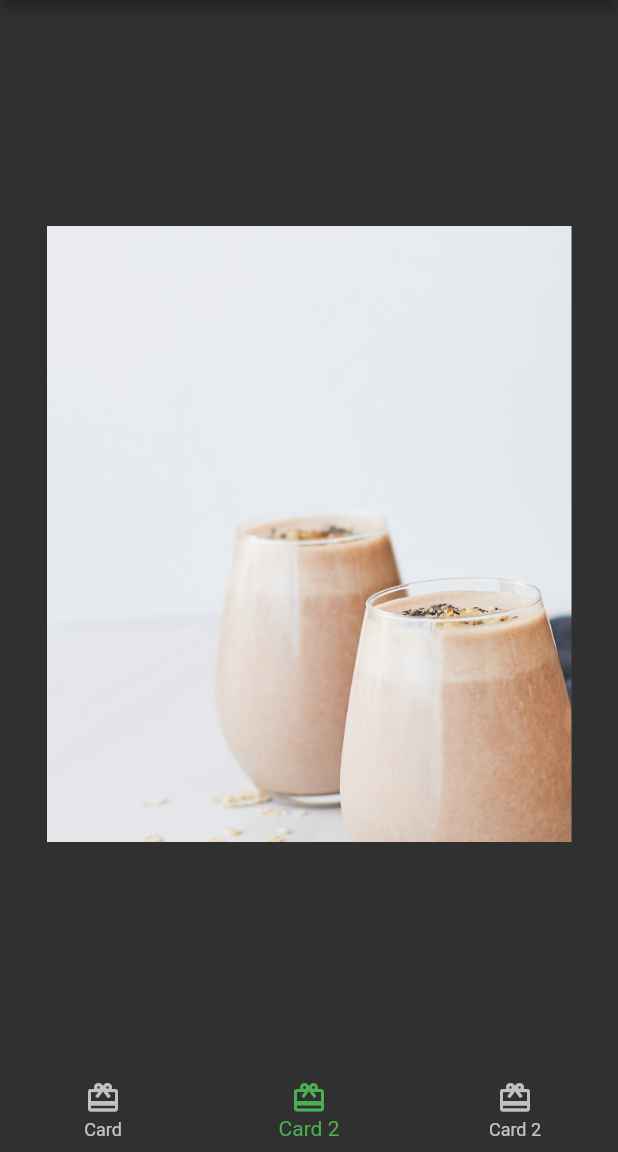
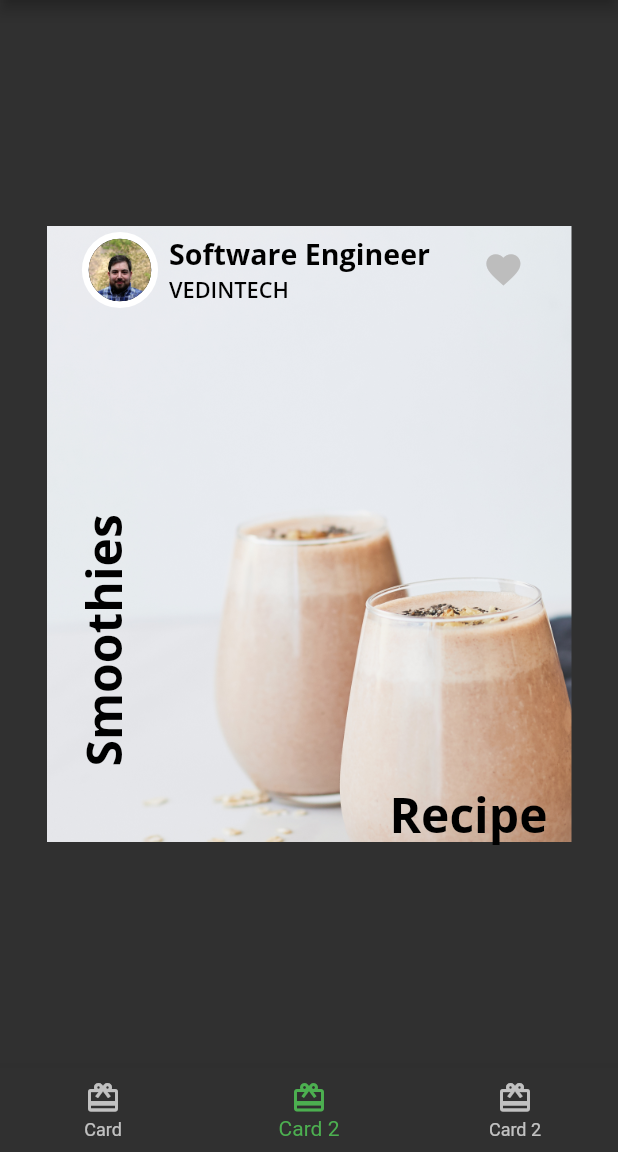
Before and after one commit to vedintech007/fooderlich, a Flutter app: the screen it shows after launch, item 2 of the bottom bar chosen, on a phone screen of 412 x 824 dp, the part 84-1236 px from its top. Run offline on Flutter 3.47's test engine with Material 2 defaults, Android fonts, the phone set to English and light mode, and no system bars; our stand-ins replace google_fonts.

Commit message:
added card 2

```diff
--- /dev/null
+++ b/lib/cards/author_card.dart
@@ -0,0 +1,67 @@
+// ignore_for_file: public_member_api_docs, sort_constructors_first
+import 'package:flutter/material.dart';
+import 'package:fooderlich/components/circle_image.dart';
+import 'package:fooderlich/constants/fooderlich_theme.dart';
+
+class AuthorCard extends StatelessWidget {
+  const AuthorCard({
+    Key? key,
+    required this.authorName,
+    required this.title,
+    this.imageProvider,
+  }) : super(key: key);
+
+  final String authorName;
+  final String title;
+  final ImageProvider? imageProvider;
+
+  @override
+  Widget build(BuildContext context) {
+    return FittedBox(
+      child: Container(
+        padding: const EdgeInsets.all(26),
+        child: Row(
+          mainAxisAlignment: MainAxisAlignment.spaceBetween,
+          children: [
+            CircleImage(
+              imageProvider: imageProvider,
+              imageRadius: 28,
+            ),
+            const SizedBox(width: 8),
+            Column(
+              crossAxisAlignment: CrossAxisAlignment.start,
+              children: [
+                Text(
+                  title,
+                  style: FooderlichTheme.lightTextTheme.headline2,
+                ),
+                Text(
+                  authorName,
+                  style: FooderlichTheme.lightTextTheme.headline3,
+                )
+              ],
+            ),
+            const SizedBox(width: 30),
+            IconButton(
+              icon: const Icon(Icons.favorite),
+              iconSize: 30,
+              color: Colors.grey[400],
+              onPressed: () {
+                const snackBar = SnackBar(
+                  content: Text(
+                    "Favorite Pressed",
+                    style: TextStyle(
+                      color: Colors.white,
+                    ),
+                  ),
+                  backgroundColor: Colors.red,
+                );
+                ScaffoldMessenger.of(context).showSnackBar(snackBar);
+              },
+            )
+          ],
+        ),
+      ),
+    );
+  }
+}
--- a/lib/cards/card2.dart
+++ b/lib/cards/card2.dart
@@ -1,4 +1,6 @@
 import 'package:flutter/material.dart';
+import 'package:fooderlich/cards/author_card.dart';
+import 'package:fooderlich/constants/fooderlich_theme.dart';
 
 class Card2 extends StatefulWidget {
   const Card2({super.key});
@@ -26,8 +28,36 @@ class _Card2State extends State<Card2> {
         ),
         child: Column(
           children: [
-            // TODO: Add author information
-            // TODO: Add Positioned text
+            const AuthorCard(
+              authorName: "VEDINTECH",
+              title: "Software Engineer",
+              imageProvider: AssetImage('assets/author_katz.jpeg'),
+              // imageProvider: ,
+            ),
+            Expanded(
+              child: Stack(
+                children: [
+                  Positioned(
+                    bottom: 16,
+                    right: 16,
+                    child: Text(
+                      "Recipe",
+                      style: FooderlichTheme.lightTextTheme.headline1,
+                    ),
+                  ),
+                  Positioned(
+                      bottom: 70,
+                      left: 16,
+                      child: RotatedBox(
+                        quarterTurns: 3,
+                        child: Text(
+                          'Smoothies',
+                          style: FooderlichTheme.lightTextTheme.headline1,
+                        ),
+                      )),
+                ],
+              ),
+            ),
           ],
         ),
       ),
```
